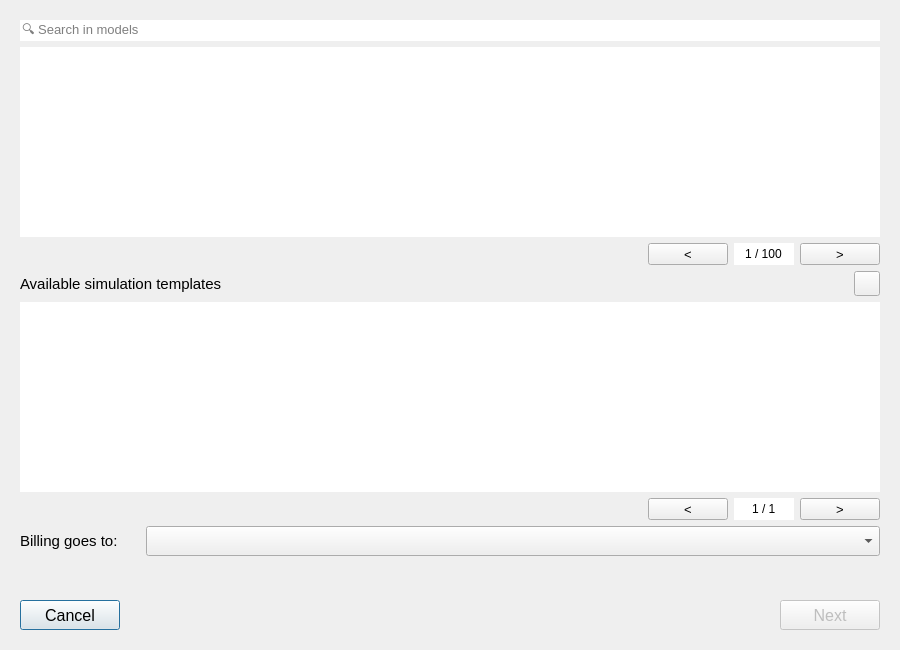
This is rana_qgis_plugin/simulation/simulation_wizard/model_selection.ui in nens/rana-qgis-plugin as Qt 5 draws it before an edit. The edited form follows.
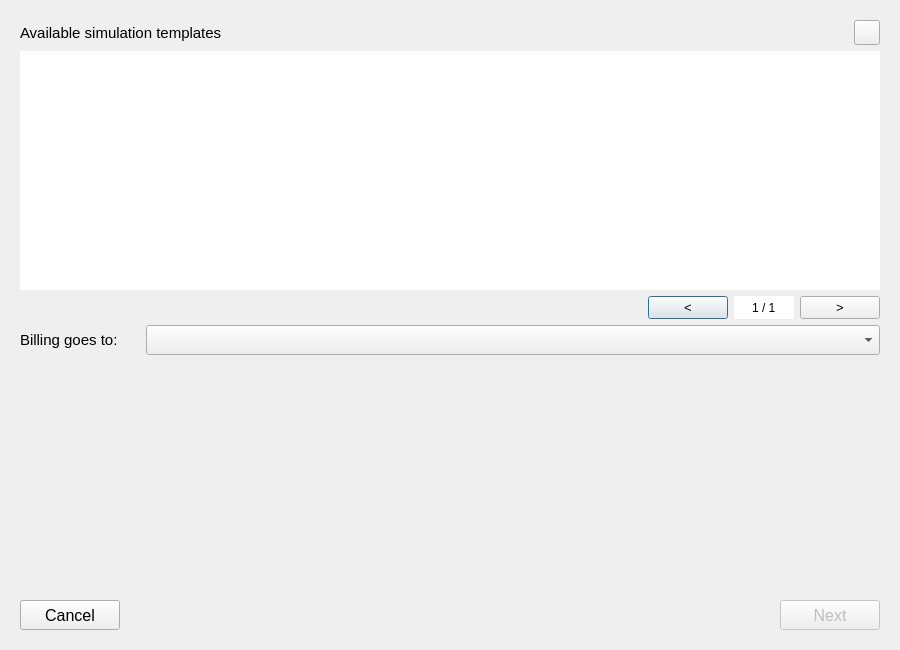
This is the edited form. Icons and pictures are not drawn.

The edit to the form file:
```diff
--- a/rana_qgis_plugin/simulation/simulation_wizard/model_selection.ui
+++ b/rana_qgis_plugin/simulation/simulation_wizard/model_selection.ui
@@ -37,458 +37,7 @@
       </size>
      </property>
      <layout class="QGridLayout" name="gridLayout_8">
-      <item row="11" column="0" colspan="2">
-       <layout class="QHBoxLayout" name="horizontalLayout_2">
-        <property name="bottomMargin">
-         <number>0</number>
-        </property>
-        <item>
-         <widget class="QPushButton" name="pb_cancel_load">
-          <property name="minimumSize">
-           <size>
-            <width>100</width>
-            <height>30</height>
-           </size>
-          </property>
-          <property name="maximumSize">
-           <size>
-            <width>16777215</width>
-            <height>16777215</height>
-           </size>
-          </property>
-          <property name="font">
-           <font>
-            <family>Segoe UI</family>
-            <pointsize>12</pointsize>
-           </font>
-          </property>
-          <property name="text">
-           <string>Cancel</string>
-          </property>
-         </widget>
-        </item>
-        <item>
-         <spacer name="horizontalSpacer_7">
-          <property name="orientation">
-           <enum>Qt::Horizontal</enum>
-          </property>
-          <property name="sizeHint" stdset="0">
-           <size>
-            <width>40</width>
-            <height>20</height>
-           </size>
-          </property>
-         </spacer>
-        </item>
-        <item>
-         <widget class="QPushButton" name="pb_load">
-          <property name="enabled">
-           <bool>false</bool>
-          </property>
-          <property name="minimumSize">
-           <size>
-            <width>100</width>
-            <height>30</height>
-           </size>
-          </property>
-          <property name="maximumSize">
-           <size>
-            <width>16777215</width>
-            <height>16777215</height>
-           </size>
-          </property>
-          <property name="font">
-           <font>
-            <family>Segoe UI</family>
-            <pointsize>12</pointsize>
-           </font>
-          </property>
-          <property name="text">
-           <string>Next</string>
-          </property>
-         </widget>
-        </item>
-       </layout>
-      </item>
-      <item row="1" column="0" colspan="2">
-       <widget class="QTreeView" name="models_tv">
-        <property name="font">
-         <font>
-          <family>Segoe UI</family>
-          <pointsize>10</pointsize>
-         </font>
-        </property>
-        <property name="frameShape">
-         <enum>QFrame::NoFrame</enum>
-        </property>
-        <property name="editTriggers">
-         <set>QAbstractItemView::NoEditTriggers</set>
-        </property>
-        <property name="sortingEnabled">
-         <bool>true</bool>
-        </property>
-        <attribute name="headerShowSortIndicator" stdset="0">
-         <bool>true</bool>
-        </attribute>
-       </widget>
-      </item>
-      <item row="6" column="0" colspan="2">
-       <widget class="QTreeView" name="templates_tv">
-        <property name="font">
-         <font>
-          <family>Segoe UI</family>
-          <pointsize>10</pointsize>
-         </font>
-        </property>
-        <property name="frameShape">
-         <enum>QFrame::NoFrame</enum>
-        </property>
-        <property name="editTriggers">
-         <set>QAbstractItemView::NoEditTriggers</set>
-        </property>
-       </widget>
-      </item>
-      <item row="10" column="0">
-       <spacer name="verticalSpacer">
-        <property name="orientation">
-         <enum>Qt::Vertical</enum>
-        </property>
-        <property name="sizeHint" stdset="0">
-         <size>
-          <width>20</width>
-          <height>40</height>
-         </size>
-        </property>
-       </spacer>
-      </item>
-      <item row="8" column="0" colspan="2">
-       <layout class="QHBoxLayout" name="horizontalLayout_5">
-        <property name="bottomMargin">
-         <number>0</number>
-        </property>
-        <item>
-         <widget class="QLabel" name="label_6">
-          <property name="maximumSize">
-           <size>
-            <width>120</width>
-            <height>16777215</height>
-           </size>
-          </property>
-          <property name="font">
-           <font>
-            <family>Segoe UI</family>
-            <pointsize>11</pointsize>
-           </font>
-          </property>
-          <property name="text">
-           <string>Billing goes to:</string>
-          </property>
-         </widget>
-        </item>
-        <item>
-         <widget class="QComboBox" name="organisations_box">
-          <property name="minimumSize">
-           <size>
-            <width>0</width>
-            <height>30</height>
-           </size>
-          </property>
-          <property name="font">
-           <font>
-            <family>Segoe UI</family>
-            <pointsize>10</pointsize>
-           </font>
-          </property>
-         </widget>
-        </item>
-       </layout>
-      </item>
-      <item row="3" column="0" colspan="2">
-       <layout class="QHBoxLayout" name="horizontalLayout">
-        <property name="topMargin">
-         <number>0</number>
-        </property>
-        <property name="bottomMargin">
-         <number>0</number>
-        </property>
-        <item>
-         <spacer name="horizontalSpacer_13">
-          <property name="orientation">
-           <enum>Qt::Horizontal</enum>
-          </property>
-          <property name="sizeHint" stdset="0">
-           <size>
-            <width>400</width>
-            <height>20</height>
-           </size>
-          </property>
-         </spacer>
-        </item>
-        <item>
-         <widget class="QPushButton" name="pb_prev_page">
-          <property name="sizePolicy">
-           <sizepolicy hsizetype="Minimum" vsizetype="Minimum">
-            <horstretch>0</horstretch>
-            <verstretch>0</verstretch>
-           </sizepolicy>
-          </property>
-          <property name="minimumSize">
-           <size>
-            <width>40</width>
-            <height>20</height>
-           </size>
-          </property>
-          <property name="maximumSize">
-           <size>
-            <width>16777215</width>
-            <height>16777215</height>
-           </size>
-          </property>
-          <property name="font">
-           <font>
-            <family>Segoe UI</family>
-            <pointsize>10</pointsize>
-           </font>
-          </property>
-          <property name="layoutDirection">
-           <enum>Qt::LeftToRight</enum>
-          </property>
-          <property name="text">
-           <string>&lt;</string>
-          </property>
-         </widget>
-        </item>
-        <item>
-         <widget class="QSpinBox" name="page_sbox">
-          <property name="sizePolicy">
-           <sizepolicy hsizetype="Minimum" vsizetype="Minimum">
-            <horstretch>0</horstretch>
-            <verstretch>0</verstretch>
-           </sizepolicy>
-          </property>
-          <property name="minimumSize">
-           <size>
-            <width>60</width>
-            <height>20</height>
-           </size>
-          </property>
-          <property name="font">
-           <font>
-            <family>Segoe UI</family>
-           </font>
-          </property>
-          <property name="focusPolicy">
-           <enum>Qt::StrongFocus</enum>
-          </property>
-          <property name="styleSheet">
-           <string notr="true">QSpinBox {background-color: white;}</string>
-          </property>
-          <property name="frame">
-           <bool>false</bool>
-          </property>
-          <property name="alignment">
-           <set>Qt::AlignCenter</set>
-          </property>
-          <property name="buttonSymbols">
-           <enum>QAbstractSpinBox::NoButtons</enum>
-          </property>
-          <property name="suffix">
-           <string> / 100</string>
-          </property>
-          <property name="minimum">
-           <number>1</number>
-          </property>
-         </widget>
-        </item>
-        <item>
-         <widget class="QPushButton" name="pb_next_page">
-          <property name="sizePolicy">
-           <sizepolicy hsizetype="Minimum" vsizetype="Minimum">
-            <horstretch>0</horstretch>
-            <verstretch>0</verstretch>
-           </sizepolicy>
-          </property>
-          <property name="minimumSize">
-           <size>
-            <width>40</width>
-            <height>20</height>
-           </size>
-          </property>
-          <property name="maximumSize">
-           <size>
-            <width>16777215</width>
-            <height>16777215</height>
-           </size>
-          </property>
-          <property name="font">
-           <font>
-            <family>Segoe UI</family>
-            <pointsize>10</pointsize>
-           </font>
-          </property>
-          <property name="text">
-           <string>&gt;</string>
-          </property>
-         </widget>
-        </item>
-       </layout>
-      </item>
-      <item row="7" column="0" colspan="2">
-       <layout class="QHBoxLayout" name="horizontalLayout_4">
-        <property name="topMargin">
-         <number>0</number>
-        </property>
-        <property name="bottomMargin">
-         <number>0</number>
-        </property>
-        <item>
-         <spacer name="horizontalSpacer_14">
-          <property name="orientation">
-           <enum>Qt::Horizontal</enum>
-          </property>
-          <property name="sizeHint" stdset="0">
-           <size>
-            <width>400</width>
-            <height>20</height>
-           </size>
-          </property>
-         </spacer>
-        </item>
-        <item>
-         <widget class="QPushButton" name="pb_templates_prev_page">
-          <property name="enabled">
-           <bool>true</bool>
-          </property>
-          <property name="sizePolicy">
-           <sizepolicy hsizetype="Minimum" vsizetype="Minimum">
-            <horstretch>0</horstretch>
-            <verstretch>0</verstretch>
-           </sizepolicy>
-          </property>
-          <property name="minimumSize">
-           <size>
-            <width>40</width>
-            <height>20</height>
-           </size>
-          </property>
-          <property name="maximumSize">
-           <size>
-            <width>16777215</width>
-            <height>16777215</height>
-           </size>
-          </property>
-          <property name="font">
-           <font>
-            <family>Segoe UI</family>
-            <pointsize>10</pointsize>
-           </font>
-          </property>
-          <property name="layoutDirection">
-           <enum>Qt::LeftToRight</enum>
-          </property>
-          <property name="text">
-           <string>&lt;</string>
-          </property>
-         </widget>
-        </item>
-        <item>
-         <widget class="QSpinBox" name="templates_page_sbox">
-          <property name="enabled">
-           <bool>true</bool>
-          </property>
-          <property name="sizePolicy">
-           <sizepolicy hsizetype="Minimum" vsizetype="Minimum">
-            <horstretch>0</horstretch>
-            <verstretch>0</verstretch>
-           </sizepolicy>
-          </property>
-          <property name="minimumSize">
-           <size>
-            <width>60</width>
-            <height>20</height>
-           </size>
-          </property>
-          <property name="font">
-           <font>
-            <family>Segoe UI</family>
-           </font>
-          </property>
-          <property name="focusPolicy">
-           <enum>Qt::StrongFocus</enum>
-          </property>
-          <property name="styleSheet">
-           <string notr="true">QSpinBox {background-color: white;}</string>
-          </property>
-          <property name="frame">
-           <bool>false</bool>
-          </property>
-          <property name="alignment">
-           <set>Qt::AlignCenter</set>
-          </property>
-          <property name="buttonSymbols">
-           <enum>QAbstractSpinBox::NoButtons</enum>
-          </property>
-          <property name="suffix">
-           <string> / 1</string>
-          </property>
-          <property name="minimum">
-           <number>1</number>
-          </property>
-         </widget>
-        </item>
-        <item>
-         <widget class="QPushButton" name="pb_templates_next_page">
-          <property name="enabled">
-           <bool>true</bool>
-          </property>
-          <property name="sizePolicy">
-           <sizepolicy hsizetype="Minimum" vsizetype="Minimum">
-            <horstretch>0</horstretch>
-            <verstretch>0</verstretch>
-           </sizepolicy>
-          </property>
-          <property name="minimumSize">
-           <size>
-            <width>40</width>
-            <height>20</height>
-           </size>
-          </property>
-          <property name="maximumSize">
-           <size>
-            <width>16777215</width>
-            <height>16777215</height>
-           </size>
-          </property>
-          <property name="font">
-           <font>
-            <family>Segoe UI</family>
-            <pointsize>10</pointsize>
-           </font>
-          </property>
-          <property name="text">
-           <string>&gt;</string>
-          </property>
-         </widget>
-        </item>
-       </layout>
-      </item>
-      <item row="0" column="0" colspan="2">
-       <widget class="QLineEdit" name="search_le">
-        <property name="font">
-         <font>
-          <family>Segoe UI</family>
-          <pointsize>10</pointsize>
-         </font>
-        </property>
-        <property name="frame">
-         <bool>false</bool>
-        </property>
-        <property name="placeholderText">
-         <string>🔍 Search in models</string>
-        </property>
-       </widget>
-      </item>
-      <item row="5" column="0" colspan="2">
+      <item row="2" column="0" colspan="2">
        <layout class="QHBoxLayout" name="horizontalLayout_6">
         <property name="bottomMargin">
          <number>0</number>
@@ -525,6 +74,289 @@
         </item>
        </layout>
       </item>
+      <item row="5" column="0" colspan="2">
+       <layout class="QHBoxLayout" name="horizontalLayout_5">
+        <property name="bottomMargin">
+         <number>0</number>
+        </property>
+        <item>
+         <widget class="QLabel" name="label_6">
+          <property name="maximumSize">
+           <size>
+            <width>120</width>
+            <height>16777215</height>
+           </size>
+          </property>
+          <property name="font">
+           <font>
+            <family>Segoe UI</family>
+            <pointsize>11</pointsize>
+           </font>
+          </property>
+          <property name="text">
+           <string>Billing goes to:</string>
+          </property>
+         </widget>
+        </item>
+        <item>
+         <widget class="QComboBox" name="organisations_box">
+          <property name="minimumSize">
+           <size>
+            <width>0</width>
+            <height>30</height>
+           </size>
+          </property>
+          <property name="font">
+           <font>
+            <family>Segoe UI</family>
+            <pointsize>10</pointsize>
+           </font>
+          </property>
+         </widget>
+        </item>
+       </layout>
+      </item>
+      <item row="4" column="0" colspan="2">
+       <layout class="QHBoxLayout" name="horizontalLayout_4">
+        <property name="topMargin">
+         <number>0</number>
+        </property>
+        <property name="bottomMargin">
+         <number>0</number>
+        </property>
+        <item>
+         <spacer name="horizontalSpacer_14">
+          <property name="orientation">
+           <enum>Qt::Horizontal</enum>
+          </property>
+          <property name="sizeHint" stdset="0">
+           <size>
+            <width>400</width>
+            <height>20</height>
+           </size>
+          </property>
+         </spacer>
+        </item>
+        <item>
+         <widget class="QPushButton" name="pb_templates_prev_page">
+          <property name="enabled">
+           <bool>true</bool>
+          </property>
+          <property name="sizePolicy">
+           <sizepolicy hsizetype="Minimum" vsizetype="Minimum">
+            <horstretch>0</horstretch>
+            <verstretch>0</verstretch>
+           </sizepolicy>
+          </property>
+          <property name="minimumSize">
+           <size>
+            <width>40</width>
+            <height>20</height>
+           </size>
+          </property>
+          <property name="maximumSize">
+           <size>
+            <width>16777215</width>
+            <height>16777215</height>
+           </size>
+          </property>
+          <property name="font">
+           <font>
+            <family>Segoe UI</family>
+            <pointsize>10</pointsize>
+           </font>
+          </property>
+          <property name="layoutDirection">
+           <enum>Qt::LeftToRight</enum>
+          </property>
+          <property name="text">
+           <string>&lt;</string>
+          </property>
+         </widget>
+        </item>
+        <item>
+         <widget class="QSpinBox" name="templates_page_sbox">
+          <property name="enabled">
+           <bool>true</bool>
+          </property>
+          <property name="sizePolicy">
+           <sizepolicy hsizetype="Minimum" vsizetype="Minimum">
+            <horstretch>0</horstretch>
+            <verstretch>0</verstretch>
+           </sizepolicy>
+          </property>
+          <property name="minimumSize">
+           <size>
+            <width>60</width>
+            <height>20</height>
+           </size>
+          </property>
+          <property name="font">
+           <font>
+            <family>Segoe UI</family>
+           </font>
+          </property>
+          <property name="focusPolicy">
+           <enum>Qt::StrongFocus</enum>
+          </property>
+          <property name="styleSheet">
+           <string notr="true">QSpinBox {background-color: white;}</string>
+          </property>
+          <property name="frame">
+           <bool>false</bool>
+          </property>
+          <property name="alignment">
+           <set>Qt::AlignCenter</set>
+          </property>
+          <property name="buttonSymbols">
+           <enum>QAbstractSpinBox::NoButtons</enum>
+          </property>
+          <property name="suffix">
+           <string> / 1</string>
+          </property>
+          <property name="minimum">
+           <number>1</number>
+          </property>
+         </widget>
+        </item>
+        <item>
+         <widget class="QPushButton" name="pb_templates_next_page">
+          <property name="enabled">
+           <bool>true</bool>
+          </property>
+          <property name="sizePolicy">
+           <sizepolicy hsizetype="Minimum" vsizetype="Minimum">
+            <horstretch>0</horstretch>
+            <verstretch>0</verstretch>
+           </sizepolicy>
+          </property>
+          <property name="minimumSize">
+           <size>
+            <width>40</width>
+            <height>20</height>
+           </size>
+          </property>
+          <property name="maximumSize">
+           <size>
+            <width>16777215</width>
+            <height>16777215</height>
+           </size>
+          </property>
+          <property name="font">
+           <font>
+            <family>Segoe UI</family>
+            <pointsize>10</pointsize>
+           </font>
+          </property>
+          <property name="text">
+           <string>&gt;</string>
+          </property>
+         </widget>
+        </item>
+       </layout>
+      </item>
+      <item row="7" column="0">
+       <spacer name="verticalSpacer">
+        <property name="orientation">
+         <enum>Qt::Vertical</enum>
+        </property>
+        <property name="sizeHint" stdset="0">
+         <size>
+          <width>20</width>
+          <height>40</height>
+         </size>
+        </property>
+       </spacer>
+      </item>
+      <item row="8" column="0" colspan="2">
+       <layout class="QHBoxLayout" name="horizontalLayout_2">
+        <property name="bottomMargin">
+         <number>0</number>
+        </property>
+        <item>
+         <widget class="QPushButton" name="pb_cancel_load">
+          <property name="minimumSize">
+           <size>
+            <width>100</width>
+            <height>30</height>
+           </size>
+          </property>
+          <property name="maximumSize">
+           <size>
+            <width>16777215</width>
+            <height>16777215</height>
+           </size>
+          </property>
+          <property name="font">
+           <font>
+            <family>Segoe UI</family>
+            <pointsize>12</pointsize>
+           </font>
+          </property>
+          <property name="text">
+           <string>Cancel</string>
+          </property>
+         </widget>
+        </item>
+        <item>
+         <spacer name="horizontalSpacer_7">
+          <property name="orientation">
+           <enum>Qt::Horizontal</enum>
+          </property>
+          <property name="sizeHint" stdset="0">
+           <size>
+            <width>40</width>
+            <height>20</height>
+           </size>
+          </property>
+         </spacer>
+        </item>
+        <item>
+         <widget class="QPushButton" name="pb_load">
+          <property name="enabled">
+           <bool>false</bool>
+          </property>
+          <property name="minimumSize">
+           <size>
+            <width>100</width>
+            <height>30</height>
+           </size>
+          </property>
+          <property name="maximumSize">
+           <size>
+            <width>16777215</width>
+            <height>16777215</height>
+           </size>
+          </property>
+          <property name="font">
+           <font>
+            <family>Segoe UI</family>
+            <pointsize>12</pointsize>
+           </font>
+          </property>
+          <property name="text">
+           <string>Next</string>
+          </property>
+         </widget>
+        </item>
+       </layout>
+      </item>
+      <item row="3" column="0" colspan="2">
+       <widget class="QTreeView" name="templates_tv">
+        <property name="font">
+         <font>
+          <family>Segoe UI</family>
+          <pointsize>10</pointsize>
+         </font>
+        </property>
+        <property name="frameShape">
+         <enum>QFrame::NoFrame</enum>
+        </property>
+        <property name="editTriggers">
+         <set>QAbstractItemView::NoEditTriggers</set>
+        </property>
+       </widget>
+      </item>
      </layout>
     </widget>
    </item>
```
Left out of the diff: 5 changed lines with no effect on the pictures.
